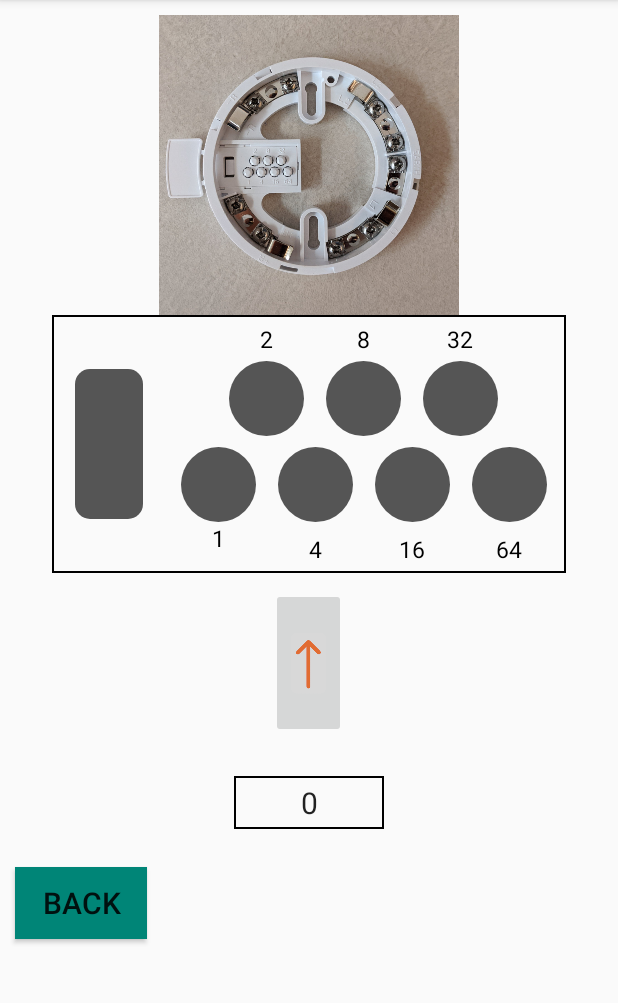
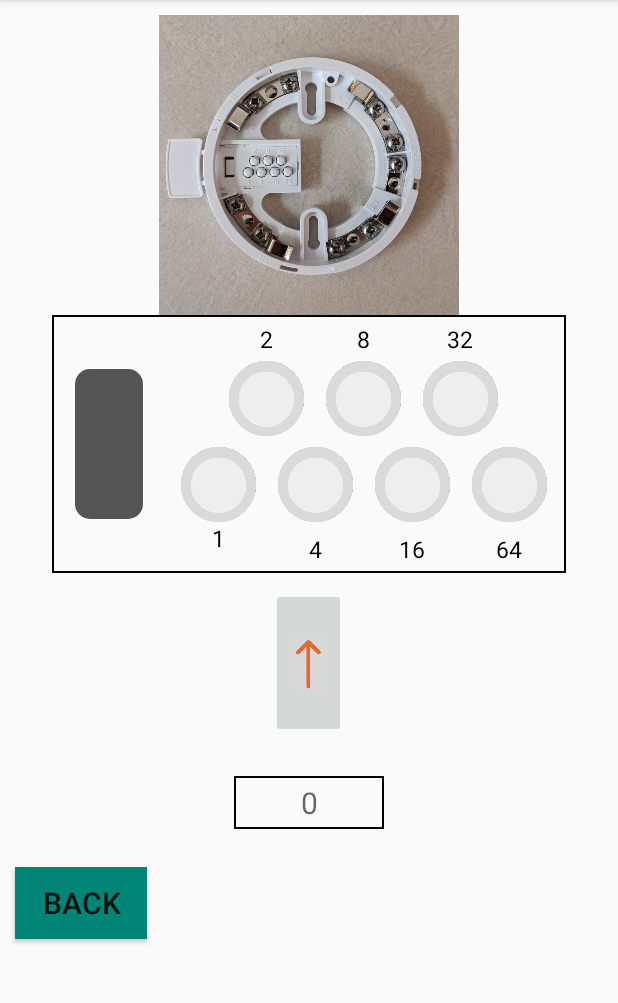
Before and after one commit to CloneJediXI/Binary, an Android app: the SmkActivity screen opened directly, with no data from a screen before it, after a tap on an icon or button, on a phone screen of 412 x 824 dp, the part 84-1087 px from its top. Run offline under Robolectric (Android 15) with nearby library versions, the phone set to English and light mode, and no system bars.

Commit message:
About to add Stuff for gif

```diff
--- a/app/src/main/java/emu/cosc426/binaryconverter/Controller.java
+++ b/app/src/main/java/emu/cosc426/binaryconverter/Controller.java
@@ -63,7 +63,12 @@ public class Controller {
                     classB = true;
                 }
                 String temp = decimal.getText().toString();
-                total = Integer.parseInt(temp);
+                try{
+                    total = Integer.parseInt(temp);
+                }catch(Exception e){
+                    total = 0;
+                }
+
                 updateSwitches();
             }
         }
@@ -110,7 +115,12 @@ public class Controller {
     }
     public void updateText(){
         //Sets the text in the output box
-        decimal.setText(Integer.toString(total));
+        if(total == 0){
+            decimal.setText("");
+        }else{
+            decimal.setText(Integer.toString(total));
+        }
+
         if(useClassA) {
             if (classB) {
                 b.setChecked(true);
@@ -228,12 +238,12 @@ public class Controller {
                         //Class A counts as an extra switch so subtract it from the length
                         if(total >= Math.pow(2, (switches.length-1))){
                             total = 0;
-                            decimal.setText("0");
+                            decimal.setText("");
                         }
                     }else{
                         if(total >= Math.pow(2, switches.length)){
                             total = 0;
-                            decimal.setText("0");
+                            decimal.setText("");
                         }
                     }
                     updateSwitches();
--- a/app/src/main/java/emu/cosc426/binaryconverter/SmkActivity.java
+++ b/app/src/main/java/emu/cosc426/binaryconverter/SmkActivity.java
@@ -32,7 +32,7 @@ public class SmkActivity extends AppCompatActivity {
         //Make the Controller Object
         setSwitches();
         c = new Controller(switchObjects, switches, arrow, decimal);
-        c.setImages(R.drawable.dot, R.drawable.nodot);
+        c.setImages(R.drawable.nodot, R.drawable.dot);
         c.useClassA = false;
 
     }
--- /dev/null
+++ b/app/src/main/java/emu/cosc426/binaryconverter/Splash.java
@@ -0,0 +1,30 @@
+package emu.cosc426.binaryconverter;
+
+import android.content.Intent;
+import android.os.Bundle;
+
+import androidx.appcompat.app.AppCompatActivity;
+
+public class Splash extends AppCompatActivity {
+
+    @Override
+    protected void onCreate(Bundle savedInstanceState) {
+        super.onCreate(savedInstanceState);
+        setContentView(R.layout.activity_splash);
+        Thread myThread = new Thread()
+        {
+            @Override
+            public void run() {
+                try {
+                    sleep(3200);
+                    Intent intent = new Intent(getApplicationContext(),MainActivity.class);
+                    startActivity(intent);
+                    finish();
+                } catch (InterruptedException e) {
+                    e.printStackTrace();
+                }
+            }
+        };
+        myThread.start();
+    }
+}
--- a/app/src/main/res/layout/activity_ctrl.xml
+++ b/app/src/main/res/layout/activity_ctrl.xml
@@ -329,6 +329,7 @@
         android:layout_width="100dp"
         android:layout_height="35dp"
         android:background="@drawable/edittextbackground"
+        android:hint="@string/autofill"
         android:textSize="20dp"
         android:inputType="number"
         android:id="@+id/decimal"
--- a/app/src/main/res/layout/activity_smk.xml
+++ b/app/src/main/res/layout/activity_smk.xml
@@ -42,7 +42,7 @@
             android:layout_marginLeft="57dp"
             android:layout_marginRight="@dimen/switchmargin"
             android:layout_marginTop="25dp"
-            android:src="@drawable/nodot"
+            android:src="@drawable/dot"
             android:scaleType="fitCenter"
             android:background="@drawable/circle"
             android:layout_toEndOf="@id/cutout"
@@ -55,7 +55,7 @@
             android:layout_marginEnd="@dimen/switchmargin"
             android:scaleType="fitCenter"
             android:background="@drawable/circle"
-            android:src="@drawable/nodot"
+            android:src="@drawable/dot"
             android:layout_below="@id/s1"
             android:layout_toEndOf="@id/cutout"
             android:id="@+id/s0"/>
@@ -64,7 +64,7 @@
             android:layout_width="@dimen/dotwidth"
             android:layout_height="@dimen/dotheight"
             android:layout_margin="@dimen/switchmargin"
-            android:src="@drawable/nodot"
+            android:src="@drawable/dot"
             android:scaleType="fitCenter"
             android:background="@drawable/circle"
             android:layout_below="@id/s1"
@@ -75,7 +75,7 @@
             android:layout_height="@dimen/dotheight"
             android:layout_marginTop="25dp"
             android:layout_marginHorizontal="@dimen/switchmargin"
-            android:src="@drawable/nodot"
+            android:src="@drawable/dot"
             android:scaleType="fitCenter"
             android:background="@drawable/circle"
             android:layout_toRightOf="@id/s1"
@@ -85,7 +85,7 @@
             android:layout_width="@dimen/dotwidth"
             android:layout_height="@dimen/dotheight"
             android:layout_margin="@dimen/switchmargin"
-            android:src="@drawable/nodot"
+            android:src="@drawable/dot"
             android:scaleType="fitCenter"
             android:background="@drawable/circle"
             android:layout_below="@id/s1"
@@ -96,7 +96,7 @@
             android:layout_height="@dimen/dotheight"
             android:layout_marginTop="25dp"
             android:layout_marginHorizontal="@dimen/switchmargin"
-            android:src="@drawable/nodot"
+            android:src="@drawable/dot"
             android:scaleType="fitCenter"
             android:background="@drawable/circle"
 
@@ -106,7 +106,7 @@
             android:layout_width="@dimen/dotwidth"
             android:layout_height="@dimen/dotheight"
             android:layout_margin="@dimen/switchmargin"
-            android:src="@drawable/nodot"
+            android:src="@drawable/dot"
             android:scaleType="fitCenter"
             android:background="@drawable/circle"
             android:layout_below="@id/s1"
@@ -190,6 +190,7 @@
         android:layout_width="100dp"
         android:layout_height="35dp"
         android:background="@drawable/edittextbackground"
+        android:hint="@string/autofill"
         android:textSize="20dp"
         android:inputType="number"
         android:id="@+id/decimal"
--- /dev/null
+++ b/app/src/main/res/layout/activity_splash.xml
@@ -0,0 +1,5 @@
+<?xml version="1.0" encoding="utf-8"?>
+<RelativeLayout xmlns:android="http://schemas.android.com/apk/res/android"
+    android:layout_width="match_parent" android:layout_height="match_parent">
+
+</RelativeLayout>
--- a/app/src/main/res/values/strings.xml
+++ b/app/src/main/res/values/strings.xml
@@ -28,4 +28,5 @@
     <string name="switchimg">An Image of a switch</string>
     <string name="arrowimg">An image of an arrow</string>
     <string name="autofill">0</string>
+
 </resources>
```
Also changed, not shown: app/src/main/AndroidManifest.xml (+6 -3 lines), 1 other file.
